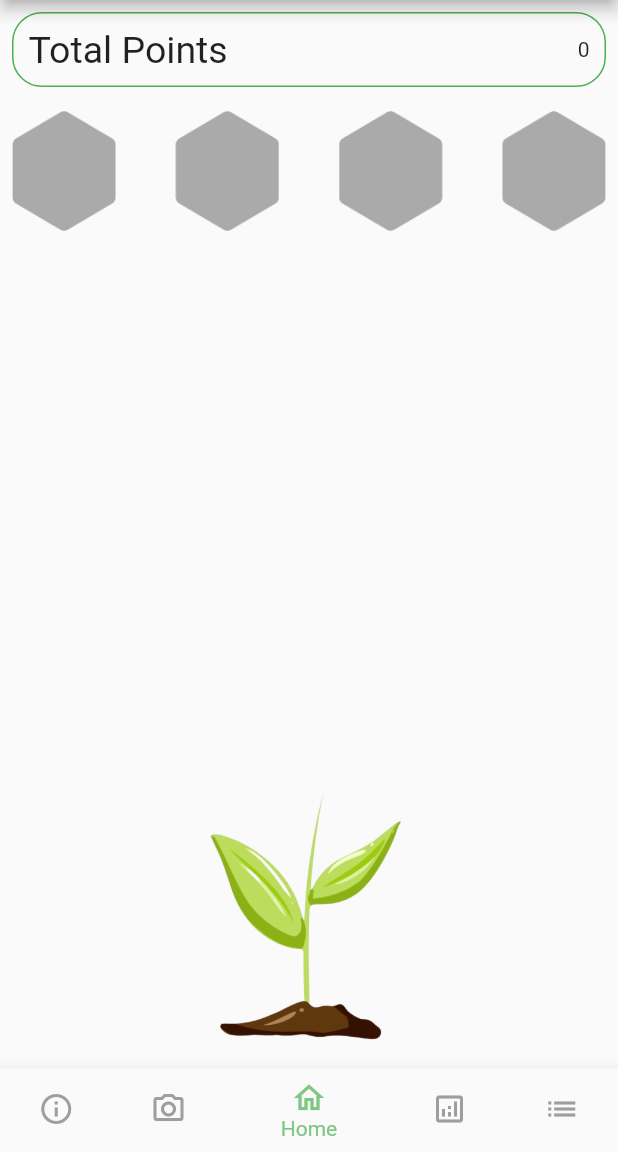
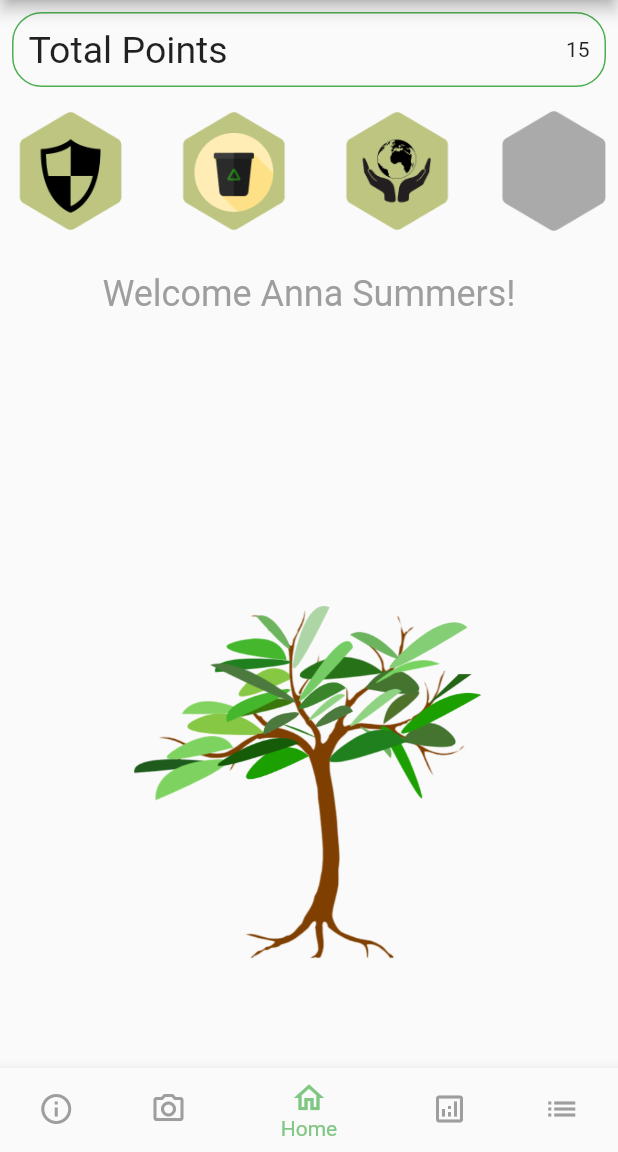
Before and after one commit to Artificially-Intelligent-Schulich/-Artificially-Intelligent, a Flutter app: the screen it shows after launch, on a phone screen of 412 x 824 dp, the part 84-1236 px from its top. Run offline on Flutter 3.47's test engine with Material 2 defaults, Android fonts, the light colour scheme and no system bars; our stand-ins replace fluttertoast, go_router, image_picker.

Commit message:
Updates to main, list, links

```diff
--- a/recyclo/lib/models/user.dart
+++ b/recyclo/lib/models/user.dart
@@ -16,7 +16,7 @@
   User({
     required this.name,
     required this.email,
-    this.points = 0,
+    this.points = 15,
     this.tree = const Image(image: AssetImage('assets/images/sprout.png')),
   }) {
     categoryTally = {
--- a/recyclo/lib/widgets/home_widget.dart
+++ b/recyclo/lib/widgets/home_widget.dart
@@ -55,6 +55,16 @@
                 child: Badges(points: user.points),
               ),
             ),
+            Padding(
+              padding: const EdgeInsets.all(20.0),
+              child: Text(
+                'Welcome ${user.name}!',
+                style: TextStyle(
+                  color: Colors.grey,
+                  fontSize: 24,
+                ),
+              ),
+            ),
             const Spacer(),
             Padding(
               padding: EdgeInsets.all(8.0),
--- a/recyclo/lib/widgets/item_list.dart
+++ b/recyclo/lib/widgets/item_list.dart
@@ -13,7 +13,6 @@
         Container(
           child: Column(
             children: [
-              SizedBox(height: 80),
               Container(
                 height: 80,
                 width: 1000,
```
Also changed, not shown: recyclo/lib/widgets/info_widget.dart (+33 -38 lines).
